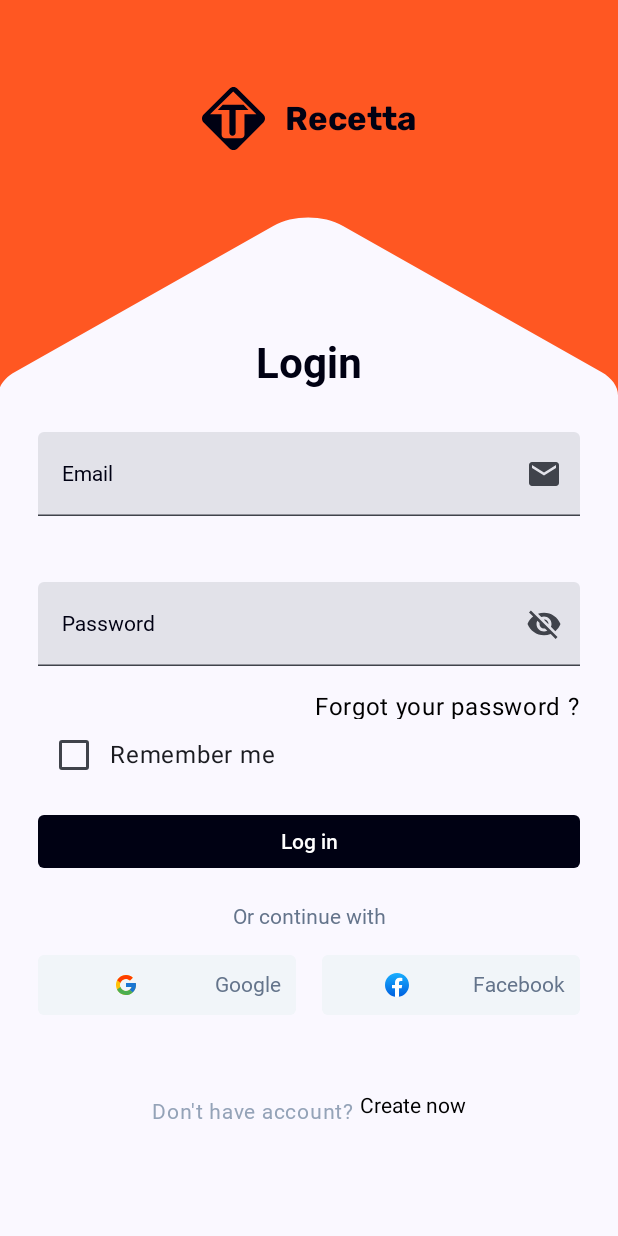
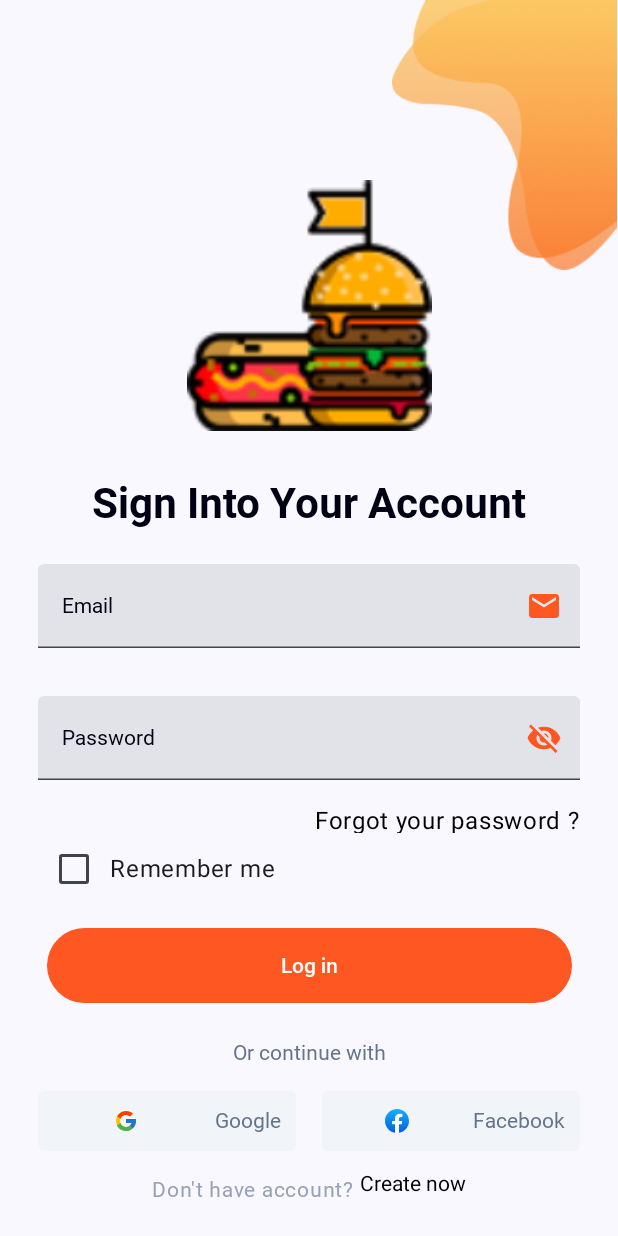
Before and after one commit to AbidMahmoudUp/RecettaAndroid, an Android app built with Jetpack Compose: the ProfileScreen screen opened through its navigation route, after a tap on "go to login Screen", on a phone screen of 412 x 824 dp. Run offline under Robolectric (Android 15) with nearby library versions, the phone set to English and light mode, and no system bars; our stand-ins replace Dagger/Hilt's generated code, Room's generated code, window size class; pictures from the network do not load.

Commit message:
final integration

```diff
--- a/app/src/main/java/Trnity/ITP/Recetta/Data/remote/api/ApiInterfaces/RetrofitInstance.kt
+++ b/app/src/main/java/Trnity/ITP/Recetta/Data/remote/api/ApiInterfaces/RetrofitInstance.kt
@@ -6,7 +6,7 @@ import retrofit2.converter.gson.GsonConverterFactory
 class RetrofitInstance  private constructor() {
 
     companion object {
-        private const val BASE_URL = "http://192.168.43.232:3000/api/"
+        private const val BASE_URL = "http://10.0.2.2:3000/api/"
 
         // Lazy initialization of the Retrofit instance
         private val retrofit by lazy {
--- a/app/src/main/java/Trnity/ITP/Recetta/View/AddIngridiant.kt
+++ b/app/src/main/java/Trnity/ITP/Recetta/View/AddIngridiant.kt
@@ -47,6 +47,7 @@ import androidx.compose.ui.unit.sp
 import androidx.hilt.navigation.compose.hiltViewModel
 import androidx.navigation.NavController
 import coil.compose.AsyncImage
+import noSearchResult
 
 @Composable
 fun navigationTitle(navController : NavController , title : String ){
@@ -381,6 +382,10 @@ fun FoodCard(ingredient: Ingredient , listOfIngredients :MutableSet<IngredientRe
 @Composable
 fun CardGridExample(ingredients:List<Ingredient> , listOfIngredients: MutableSet<IngredientRecipe>,onIngredientsUpdated: (MutableSet<IngredientRecipe>) -> Unit) {
 
+    if(ingredients.isEmpty()){
+        noSearchResult()
+    }
+
     LazyVerticalGrid(
         columns = GridCells.Fixed(2),
         modifier = Modifier
--- a/app/src/main/java/Trnity/ITP/Recetta/View/AuthScreens/LoginScreen.kt
+++ b/app/src/main/java/Trnity/ITP/Recetta/View/AuthScreens/LoginScreen.kt
@@ -5,7 +5,6 @@ import Trnity.ITP.Recetta.Data.remote.Requests.AuthDtos.userAuth
 import Trnity.ITP.Recetta.Data.remote.api.ApiInterfaces.RetrofitInstance
 import Trnity.ITP.Recetta.MainActivity
 import Trnity.ITP.Recetta.R
-import Trnity.ITP.Recetta.View.Components.Items.NavItem
 import Trnity.ITP.Recetta.ui.theme.Black
 import Trnity.ITP.Recetta.ui.theme.BlueGray
 import Trnity.ITP.Recetta.ui.theme.Roboto
@@ -51,6 +50,7 @@ import androidx.compose.runtime.setValue
 import androidx.compose.ui.Alignment
 import androidx.compose.ui.Modifier
 import androidx.compose.ui.graphics.Color
+import androidx.compose.ui.graphics.graphicsLayer
 import androidx.compose.ui.layout.ContentScale
 import androidx.compose.ui.platform.LocalConfiguration
 import androidx.compose.ui.platform.LocalContext
@@ -227,7 +227,7 @@ private fun LoginSection(navController: NavController , context: Context) {
     var passworVisibility by remember { mutableStateOf(false) }
     val icon = if (passworVisibility) R.drawable.baseline_visibility_24 else R.drawable.baseline_visibility_off_24
 
-    Spacer(modifier = Modifier.height(20.dp))
+    Spacer(modifier = Modifier.height(8.dp))
     Text(errorPassword, color =  Color.Red )
     LoginTextField(
         error = !errorPassword.isEmpty(),
@@ -277,10 +277,15 @@ private fun LoginSection(navController: NavController , context: Context) {
       }
 
     Spacer(modifier = Modifier.height(15.dp))
+    Row(
+        modifier = Modifier.fillMaxSize(),
+        verticalAlignment =   Alignment.CenterVertically,
+        horizontalArrangement = Arrangement.Center
+    ){
     Button(
         modifier = Modifier
-            .fillMaxWidth()
-            .height(MaterialTheme.dimens.medium3),
+            .width(350.dp)
+            .height(50.dp),
         onClick = {
             errorPassword=""
             errorEmail=""
@@ -340,16 +345,17 @@ private fun LoginSection(navController: NavController , context: Context) {
             })}
          },
         colors = ButtonDefaults.buttonColors(
-            containerColor = if (isSystemInDarkTheme()) BlueGray else Black,
+            containerColor = if (isSystemInDarkTheme()) BlueGray else Color(0xFFFF5722),
             contentColor = Color.White
         ),
-        shape = RoundedCornerShape(size = 4.dp)
+        shape = RoundedCornerShape(size = 35.dp)
     ) {
         Text(
             text = "Log in",
             style = MaterialTheme.typography.labelMedium.copy(fontWeight = FontWeight.Medium)
         )
     }
+        }
 }
 
 
@@ -377,52 +383,51 @@ fun EmailValidationLogin(email: String): Boolean {
     return android.util.Patterns.EMAIL_ADDRESS.matcher(email).matches()
 }
 
-
 @Composable
 private fun TopSection() {
     val uiColor = if (isSystemInDarkTheme()) Color.White else Black
     val screenHeight = LocalConfiguration.current.screenHeightDp
+    val logoHeight = (screenHeight / 4.5).dp // Adjust the logo size proportionally
+
     Box(
-        contentAlignment = Alignment.TopCenter
+        modifier = Modifier
+            .fillMaxWidth()
+             // Adjust top padding for spacing
     ) {
+        // Top-right corner shape
         Image(
             modifier = Modifier
-                .fillMaxWidth()
-                .height((screenHeight / 3.12).dp),
-            painter = painterResource(id = R.drawable.shape),
+                .size(180.dp) // Adjust size as necessary
+                .align(Alignment.TopEnd)
+                .padding(top = 0.dp, start = 28.dp), // Add padding to position the shape
+            painter = painterResource(id = R.drawable.shape), // Replace with your shape resource ID
             contentDescription = null,
-            contentScale = ContentScale.FillBounds
+            contentScale = ContentScale.Fit
         )
 
+        // Logo in the center
+        Column(
+            modifier = Modifier
+                .fillMaxWidth()
+                .padding(top = 120.dp), // Adjust spacing below the shape
+            horizontalAlignment = Alignment.CenterHorizontally
+        ) {
+            Image(
+                modifier = Modifier
+                    .fillMaxWidth(0.8f) // Restrict the width for better proportions
+                    .height(logoHeight) // Set logo height
+                    .padding(bottom = 16.dp), // Add bottom padding for better spacing
+                painter = painterResource(id = R.drawable.newlogo),
+                contentDescription = null,
+                contentScale = ContentScale.Fit // Ensure the image retains proportions
+            )
 
-        Row(
-            modifier = Modifier.padding(top = (screenHeight / 14).dp),
-            verticalAlignment = Alignment.CenterVertically
-        ) {
-
-            Icon(
-                modifier = Modifier.size(MaterialTheme.dimens.logoSize),
-                painter = painterResource(id = R.drawable.logo),
-                contentDescription = stringResource(id = R.string.app_logo),
-                tint = uiColor
+            Text(
+                text = stringResource(id = R.string.sigintoyouraccount),
+                style = MaterialTheme.typography.headlineLarge,
+                color = uiColor,
+                modifier = Modifier.padding(top = 16.dp) // Adjust top padding
             )
-            Spacer(modifier = Modifier.width(MaterialTheme.dimens.small2))
-            Column {
-                Text(
-                    text = stringResource(id = R.string.recetta),
-                    style = MaterialTheme.typography.headlineMedium,
-                    color = uiColor
-                )
-            }
         }
-
-        Text(
-            modifier = Modifier
-                .padding(bottom = 5.dp)
-                .align(alignment = Alignment.BottomCenter),
-            text = stringResource(id = R.string.login),
-            style = MaterialTheme.typography.headlineLarge,
-            color = uiColor
-        )
     }
 }
--- a/app/src/main/java/Trnity/ITP/Recetta/View/AuthScreens/LoginTextField.kt
+++ b/app/src/main/java/Trnity/ITP/Recetta/View/AuthScreens/LoginTextField.kt
@@ -79,8 +79,7 @@ private fun passwordTextField(label: String, trailing: Int,passwordVisibility :B
         trailingIcon = {
             IconButton(
                 onClick = onTrailingClick) {
-                Icon(painter = painterResource(trailing), contentDescription ="" )
-
+                Icon(painter = painterResource(trailing), contentDescription ="" ,tint = Color(0xFFFF5722) )
             }
 
 
@@ -121,7 +120,7 @@ private fun normalTextField(label: String, trailing: Int ,value: String,error :
             focusedPlaceholderColor = MaterialTheme.colorScheme.focusedTextFieldText,
         ),
         trailingIcon = {
-         Icon(painter = painterResource(trailing) , contentDescription = "")
+         Icon(painter = painterResource(trailing) , contentDescription = "" ,tint = Color(0xFFFF5722))
 
         }
 
--- a/app/src/main/java/Trnity/ITP/Recetta/View/HomeScreen.kt
+++ b/app/src/main/java/Trnity/ITP/Recetta/View/HomeScreen.kt
@@ -184,6 +184,10 @@ fun HomeScreen( navController: NavController,viewModel: RecipeViewModel = hiltVi
                         .fillMaxWidth(),
                     contentAlignment = Alignment.Center
                 ) {
+                    if(filteredRecipes.isEmpty())
+                    {
+                        noSearchResult()
+                    }
                     LazyRow(
                         horizontalArrangement = Arrangement.spacedBy(6.dp),
                         verticalAlignment = Alignment.CenterVertically,
@@ -296,3 +300,39 @@ fun categorieHomeTab(
         )
     }
 }
+
+@Composable
+fun noSearchResult() {
+    Column(
+        modifier = Modifier.fillMaxSize(),
+        horizontalAlignment = Alignment.CenterHorizontally,
+        verticalArrangement= Arrangement.Center,
+    ) {
+
+        Column( modifier = Modifier.fillMaxSize(),
+            horizontalAlignment = Alignment.CenterHorizontally,
+            verticalArrangement= Arrangement.Center,) {
+
+
+            Image(
+                painter = painterResource(R.drawable.search_not_found),
+                contentDescription = "Something went wrong",
+                modifier = Modifier
+                    .width(240.dp)
+                    .height(293.dp)
+                    .offset(y=-70.dp)
+            )
+
+            Text(
+                "No results match your search",
+                fontWeight = FontWeight.Bold,
+                fontSize = 18.sp,
+                modifier = Modifier.fillMaxWidth().offset(y=-70.dp),
+                textAlign = TextAlign.Center
+            )
+
+
+
+        }
+    }
+}
--- a/app/src/main/java/Trnity/ITP/Recetta/ui/theme/Color.kt
+++ b/app/src/main/java/Trnity/ITP/Recetta/ui/theme/Color.kt
@@ -31,7 +31,7 @@ val ColorScheme.focusedTextFieldText
 
 val ColorScheme.unfocusedTextFieldText
     @Composable
-    get() = if (isSystemInDarkTheme()) Color(0xFF94A3B8) else Color(0xFF475569)
+    get() = if (isSystemInDarkTheme()) Color(0xFFE3E5E7) else Color(0xFF475569)
 val ColorScheme.TextFieldContainer
     @Composable
     get() = if (isSystemInDarkTheme()) BlueGray.copy(alpha = 0.6f) else LightBlueWhite
--- a/app/src/main/res/values/strings.xml
+++ b/app/src/main/res/values/strings.xml
@@ -8,4 +8,5 @@
     <string name="signup">Sign Up</string>
     <string name="writecode">Write your Code</string>
     <string name="forgotpassword">Forget Password</string>
+    <string name="sigintoyouraccount">Sign Into Your Account</string>
 </resources>
```
Also changed, not shown: app/src/main/java/Trnity/ITP/Recetta/View/AuthScreens/ForgetPasswordScreen.kt (+35 -36 lines), app/src/main/java/Trnity/ITP/Recetta/View/AuthScreens/SignupScreen.kt (+42 -42 lines), app/src/main/java/Trnity/ITP/Recetta/View/AuthScreens/VerificationCodeScreen.kt (+41 -40 lines), app/src/main/java/Trnity/ITP/Recetta/View/EditProfileScreen.kt (+82 -107 lines), app/src/main/java/Trnity/ITP/Recetta/View/ProfileScreen.kt (+6 -5 lines), app/src/main/res/drawable/newlogo.png (added), app/src/main/res/drawable/search_not_found.png (added), app/src/main/res/drawable/shape.png (added), app/src/main/res/drawable/shape1.xml (renamed from app/src/main/res/drawable/shape.xml).
